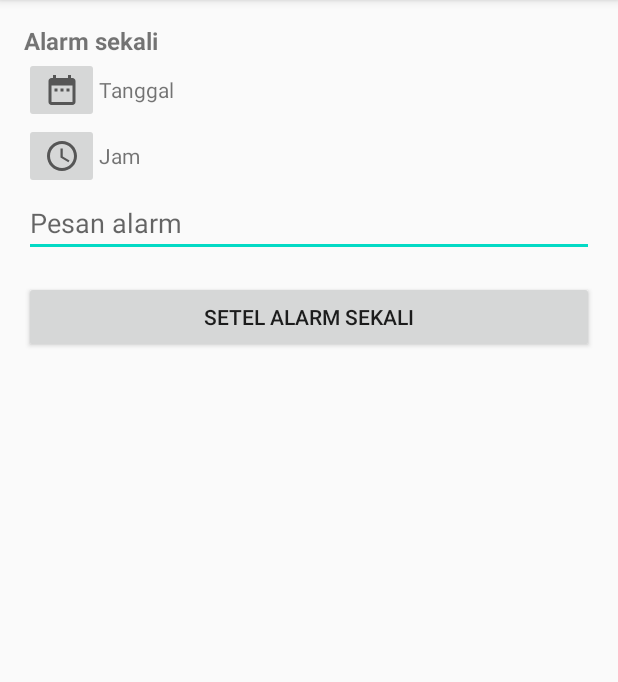
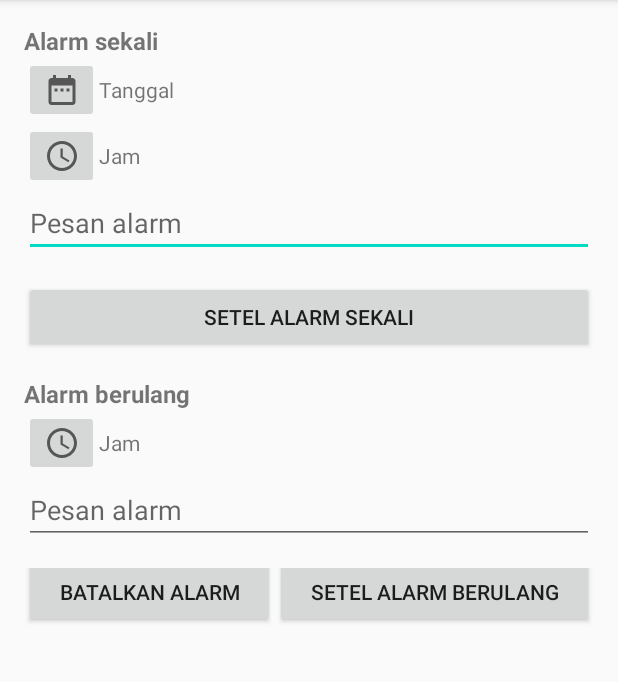
Before and after one commit to dwichan0905/dicoding_bfaa, an Android app: the screen it shows after launch (MainActivity), on a phone screen of 412 x 824 dp, the part 84-766 px from its top. Run offline under Robolectric (Android 15) with nearby library versions, the phone set to English and light mode, and no system bars.

Commit message:
Modul Alarm: Repeating Alarm

```diff
--- a/AlarmManager/app/src/main/res/layout/activity_main.xml
+++ b/AlarmManager/app/src/main/res/layout/activity_main.xml
@@ -73,4 +73,64 @@
         android:text="@string/set_one_time_alarm"
         android:layout_marginBottom="16dp" />
 
+    <TextView
+        android:layout_width="match_parent"
+        android:layout_height="wrap_content"
+        android:text="@string/repeating_alarm"
+        android:textSize="16sp"
+        android:textStyle="bold" />
+
+    <LinearLayout
+        android:layout_width="match_parent"
+        android:layout_height="wrap_content"
+        android:gravity="center_vertical"
+        android:orientation="horizontal">
+
+        <ImageButton
+            android:id="@+id/btnRepeatingTime"
+            style="@style/Widget.AppCompat.ImageButton"
+            android:layout_width="50dp"
+            android:layout_height="wrap_content"
+            android:src="@drawable/ic_baseline_access_time_24" />
+
+        <TextView
+            android:id="@+id/tvRepeatingTime"
+            android:layout_width="wrap_content"
+            android:layout_height="wrap_content"
+            android:text="@string/alarm_time" />
+
+    </LinearLayout>
+
+    <EditText
+        android:id="@+id/etRepeatingMessage"
+        android:layout_width="match_parent"
+        android:layout_height="wrap_content"
+        android:layout_marginBottom="16dp"
+        android:inputType="text"
+        android:hint="@string/alarm_message" />
+
+    <LinearLayout
+        android:layout_width="match_parent"
+        android:layout_height="wrap_content"
+        android:orientation="horizontal"
+        android:gravity="center">
+
+        <Button
+            android:id="@+id/btnStopRepeatingAlarm"
+            android:layout_width="wrap_content"
+            android:layout_weight=".5"
+            android:layout_height="wrap_content"
+            android:text="@string/cancel_alarm"
+            android:layout_marginBottom="16dp" />
+
+        <Button
+            android:id="@+id/btnSetRepeatingAlarm"
+            android:layout_width="wrap_content"
+            android:layout_weight=".5"
+            android:layout_height="wrap_content"
+            android:text="@string/set_repeating_alarm"
+            android:layout_marginBottom="16dp" />
+
+    </LinearLayout>
+
 </LinearLayout>
```
Also changed, not shown: AlarmManager/app/src/main/java/id/dwichan/alarmmanager/AlarmReceiver.kt (+46 -0 lines), AlarmManager/app/src/main/java/id/dwichan/alarmmanager/MainActivity.kt (+17 -0 lines).
